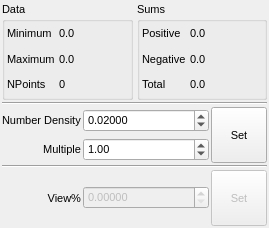
Old version of the form src/gui/popupgridset.ui in the repository trisyoungs/aten.
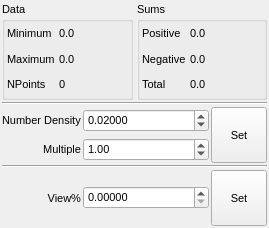
New version of the form. Custom widgets are drawn as their Qt base class.

```diff
--- a/src/gui/popupgridset.ui
+++ b/src/gui/popupgridset.ui
@@ -292,7 +292,7 @@
      <item row="4" column="2">
       <widget class="QToolButton" name="SetViewPercentageButton">
        <property name="enabled">
-        <bool>false</bool>
+        <bool>true</bool>
        </property>
        <property name="minimumSize">
         <size>
@@ -335,7 +335,7 @@
      <item row="4" column="1">
       <widget class="TExponentialSpin" name="ViewPercentageSpin">
        <property name="enabled">
-        <bool>false</bool>
+        <bool>true</bool>
        </property>
        <property name="sizePolicy">
         <sizepolicy hsizetype="Expanding" vsizetype="Fixed">
```
